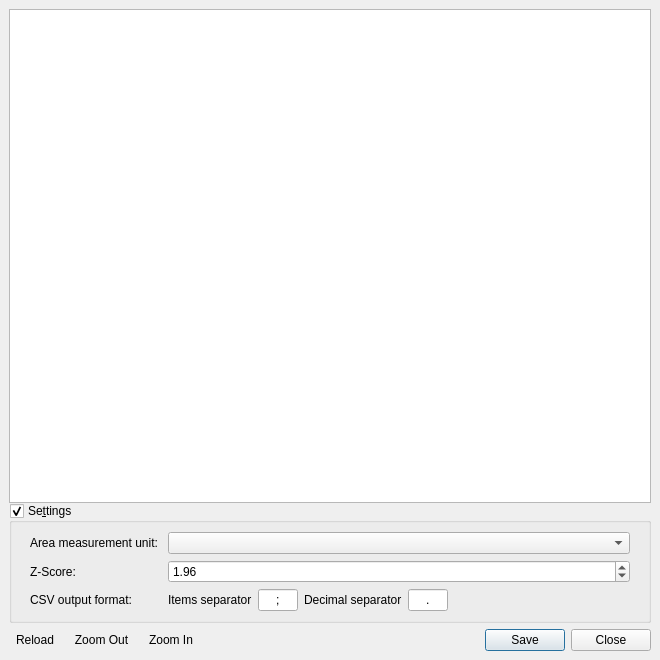
Old version of the form AcATaMa/ui/accuracy_assessment_window.ui in the repository SMByC/AcATaMa.
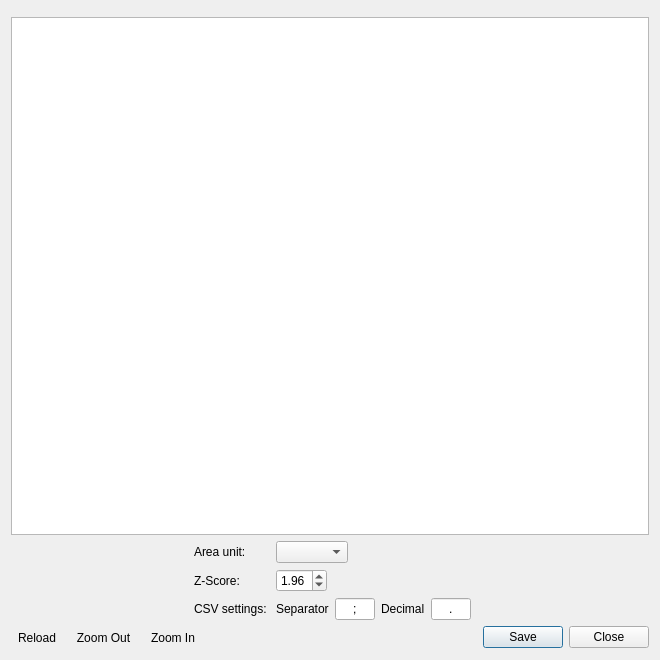
New version of the form. Icons and pictures are not drawn. Custom widgets are drawn as their Qt base class.

Commit message: Enhance CSV export settings and UI improvements in Accuracy Assessment and Sampling Report dialogs.

Diff of the .ui file:
```diff
--- a/AcATaMa/ui/accuracy_assessment_window.ui
+++ b/AcATaMa/ui/accuracy_assessment_window.ui
@@ -14,21 +14,6 @@
    <string>Analysis - Accuracy assessment results</string>
   </property>
   <layout class="QVBoxLayout" name="verticalLayout">
-   <property name="spacing">
-    <number>0</number>
-   </property>
-   <property name="leftMargin">
-    <number>0</number>
-   </property>
-   <property name="topMargin">
-    <number>0</number>
-   </property>
-   <property name="rightMargin">
-    <number>0</number>
-   </property>
-   <property name="bottomMargin">
-    <number>0</number>
-   </property>
    <item>
     <widget class="QgsMessageBar" name="MsgBar">
      <property name="frameShape">
@@ -43,98 +28,39 @@
     </widget>
    </item>
    <item>
-    <widget class="QWidget" name="widget_4" native="true">
-     <layout class="QGridLayout" name="gridLayout">
-      <item row="0" column="0">
-       <widget class="QWidget" name="widget_2" native="true">
-        <layout class="QVBoxLayout" name="verticalLayout_4">
-         <property name="spacing">
-          <number>0</number>
-         </property>
-         <property name="leftMargin">
-          <number>0</number>
-         </property>
-         <property name="topMargin">
-          <number>0</number>
-         </property>
-         <property name="rightMargin">
-          <number>0</number>
-         </property>
-         <property name="bottomMargin">
-          <number>0</number>
-         </property>
-         <item>
-          <widget class="QTextBrowser" name="ResultsHTML">
-           <property name="html">
-            <string>&lt;!DOCTYPE HTML PUBLIC &quot;-//W3C//DTD HTML 4.0//EN&quot; &quot;http://www.w3.org/TR/REC-html40/strict.dtd&quot;&gt;
-&lt;html&gt;&lt;head&gt;&lt;meta name=&quot;qrichtext&quot; content=&quot;1&quot; /&gt;&lt;meta charset=&quot;utf-8&quot; /&gt;&lt;style type=&quot;text/css&quot;&gt;
-p, li { white-space: pre-wrap; }
-hr { height: 1px; border-width: 0; }
-li.unchecked::marker { content: &quot;\2610&quot;; }
-li.checked::marker { content: &quot;\2612&quot;; }
-&lt;/style&gt;&lt;/head&gt;&lt;body style=&quot; font-family:'Inter'; font-size:10pt; font-weight:400; font-style:normal;&quot;&gt;
-&lt;p style=&quot;-qt-paragraph-type:empty; margin-top:0px; margin-bottom:0px; margin-left:0px; margin-right:0px; -qt-block-indent:0; text-indent:0px; font-family:'Noto Sans';&quot;&gt;&lt;br /&gt;&lt;/p&gt;&lt;/body&gt;&lt;/html&gt;</string>
-           </property>
-           <property name="openExternalLinks">
-            <bool>true</bool>
-           </property>
-          </widget>
+    <widget class="QTextBrowser" name="ResultsHTML"/>
          </item>
          <item>
-          <widget class="QGroupBox" name="groupBox_Settings">
-           <property name="enabled">
-            <bool>true</bool>
-           </property>
-           <property name="title">
-            <string>Se&amp;ttings</string>
-           </property>
-           <property name="flat">
-            <bool>false</bool>
-           </property>
-           <property name="checkable">
-            <bool>true</bool>
-           </property>
-           <property name="checked">
-            <bool>true</bool>
-           </property>
-           <layout class="QVBoxLayout" name="verticalLayout_2">
-            <property name="spacing">
-             <number>0</number>
-            </property>
-            <property name="leftMargin">
-             <number>0</number>
-            </property>
-            <property name="topMargin">
-             <number>0</number>
-            </property>
-            <property name="rightMargin">
-             <number>0</number>
-            </property>
-            <property name="bottomMargin">
-             <number>0</number>
-            </property>
-            <item>
-             <widget class="QWidget" name="SettingsGroupBox" native="true">
-              <layout class="QVBoxLayout" name="verticalLayout_3">
-               <property name="topMargin">
-                <number>0</number>
-               </property>
-               <property name="bottomMargin">
-                <number>0</number>
-               </property>
-               <item>
-                <widget class="QWidget" name="widget_5" native="true">
+    <widget class="QWidget" name="settingsWidget" native="true">
                  <property name="sizePolicy">
                   <sizepolicy hsizetype="Preferred" vsizetype="Maximum">
                    <horstretch>0</horstretch>
                    <verstretch>0</verstretch>
                   </sizepolicy>
                  </property>
-                 <layout class="QFormLayout" name="formLayout">
+     <layout class="QFormLayout">
+      <property name="fieldGrowthPolicy">
+       <enum>QFormLayout::FieldsStayAtSizeHint</enum>
+      </property>
+      <property name="formAlignment">
+       <set>Qt::AlignHCenter|Qt::AlignTop</set>
+      </property>
+      <property name="leftMargin">
+       <number>0</number>
+      </property>
+      <property name="topMargin">
+       <number>0</number>
+      </property>
+      <property name="rightMargin">
+       <number>0</number>
+      </property>
+      <property name="bottomMargin">
+       <number>0</number>
+      </property>
                   <item row="1" column="0">
                    <widget class="QLabel" name="label_2">
                     <property name="text">
-                     <string>Area measurement unit: </string>
+         <string>Area unit: </string>
                     </property>
                    </widget>
                   </item>
@@ -170,7 +96,7 @@
                   <item row="3" column="0">
                    <widget class="QLabel" name="label_5">
                     <property name="text">
-                     <string>CSV output format: </string>
+         <string>CSV settings: </string>
                     </property>
                    </widget>
                   </item>
@@ -192,12 +118,12 @@
                      <item>
                       <widget class="QLabel" name="label_3">
                        <property name="text">
-                        <string>Items separator</string>
+            <string>Separator</string>
                        </property>
                       </widget>
                      </item>
                      <item>
-                      <widget class="QLineEdit" name="CSV_separator">
+          <widget class="QLineEdit" name="csvSeparator">
                        <property name="maximumSize">
                         <size>
                          <width>40</width>
@@ -218,12 +144,12 @@
                      <item>
                       <widget class="QLabel" name="label_4">
                        <property name="text">
-                        <string>Decimal separator</string>
+            <string>Decimal</string>
                        </property>
                       </widget>
                      </item>
                      <item>
-                      <widget class="QLineEdit" name="CSV_decimal_sep">
+          <widget class="QLineEdit" name="csvDecimal">
                        <property name="maximumSize">
                         <size>
                          <width>40</width>
@@ -241,35 +167,13 @@
                        </property>
                       </widget>
                      </item>
+        </layout>
+       </widget>
+      </item>
+     </layout>
+    </widget>
+   </item>
                      <item>
-                      <spacer name="horizontalSpacer">
-                       <property name="orientation">
-                        <enum>Qt::Horizontal</enum>
-                       </property>
-                       <property name="sizeHint" stdset="0">
-                        <size>
-                         <width>40</width>
-                         <height>20</height>
-                        </size>
-                       </property>
-                      </spacer>
-                     </item>
-                    </layout>
-                   </widget>
-                  </item>
-                 </layout>
-                </widget>
-               </item>
-              </layout>
-             </widget>
-            </item>
-           </layout>
-          </widget>
-         </item>
-        </layout>
-       </widget>
-      </item>
-      <item row="2" column="0">
        <widget class="QWidget" name="widget" native="true">
         <layout class="QHBoxLayout" name="horizontalLayout">
          <property name="leftMargin">
@@ -344,8 +248,59 @@
            </property>
           </widget>
          </item>
+      <item>
+       <widget class="QToolButton" name="csvSettings">
+        <property name="sizePolicy">
+         <sizepolicy hsizetype="Fixed" vsizetype="Preferred">
+          <horstretch>0</horstretch>
+          <verstretch>0</verstretch>
+         </sizepolicy>
+        </property>
+        <property name="toolTip">
+         <string>Set up the CSV file format for export</string>
+        </property>
+        <property name="text">
+         <string/>
+        </property>
+        <property name="icon">
+         <iconset>
+          <normaloff>:/plugins/AcATaMa/icons/setup.svg</normaloff>:/plugins/AcATaMa/icons/setup.svg</iconset>
+        </property>
+        <property name="checkable">
+         <bool>true</bool>
+        </property>
+        <property name="checked">
+         <bool>false</bool>
+        </property>
+        <property name="toolButtonStyle">
+         <enum>Qt::ToolButtonIconOnly</enum>
+        </property>
+        <property name="autoRaise">
+         <bool>true</bool>
+        </property>
+       </widget>
+      </item>
+      <item>
+       <spacer name="horizontalSpacer">
+        <property name="orientation">
+         <enum>Qt::Horizontal</enum>
+        </property>
+        <property name="sizeHint" stdset="0">
+         <size>
+          <width>40</width>
+          <height>20</height>
+         </size>
+        </property>
+       </spacer>
+      </item>
          <item>
           <widget class="QDialogButtonBox" name="DialogButtons">
+        <property name="sizePolicy">
+         <sizepolicy hsizetype="Maximum" vsizetype="Fixed">
+          <horstretch>0</horstretch>
+          <verstretch>0</verstretch>
+         </sizepolicy>
+        </property>
            <property name="orientation">
             <enum>Qt::Horizontal</enum>
            </property>
@@ -359,9 +314,6 @@
       </item>
      </layout>
     </widget>
-   </item>
-  </layout>
- </widget>
  <customwidgets>
   <customwidget>
    <class>QgsMessageBar</class>
```
Left out of the diff: 66 changed lines with no effect on the pictures. Lines whose indentation alone changed are shown as unchanged. The commit also changes 3 other files.
